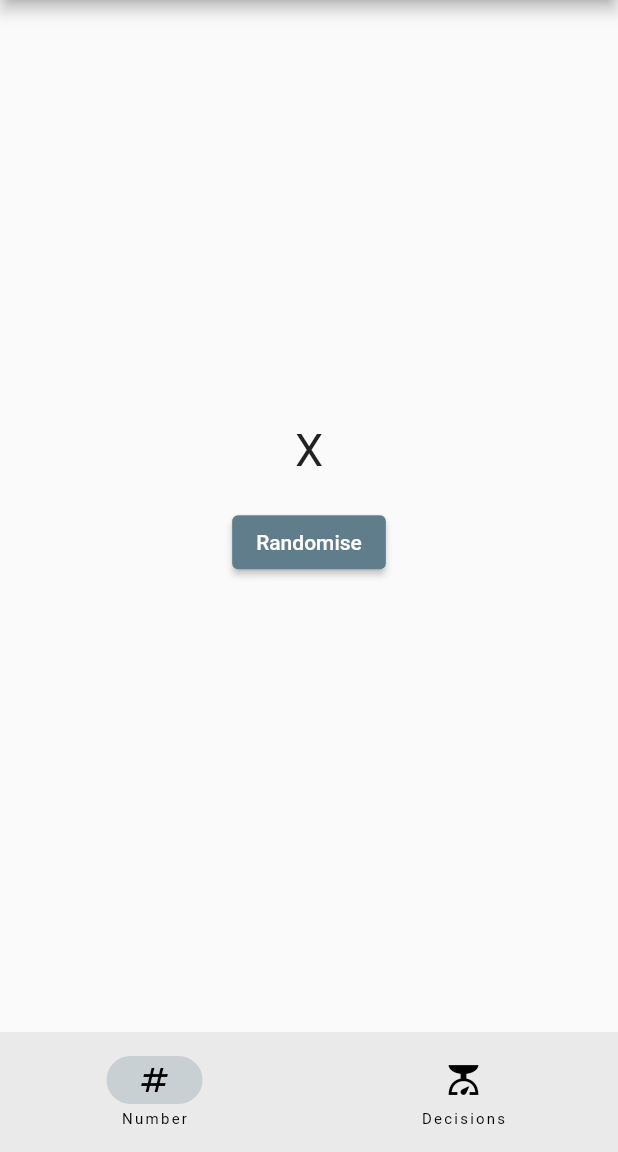
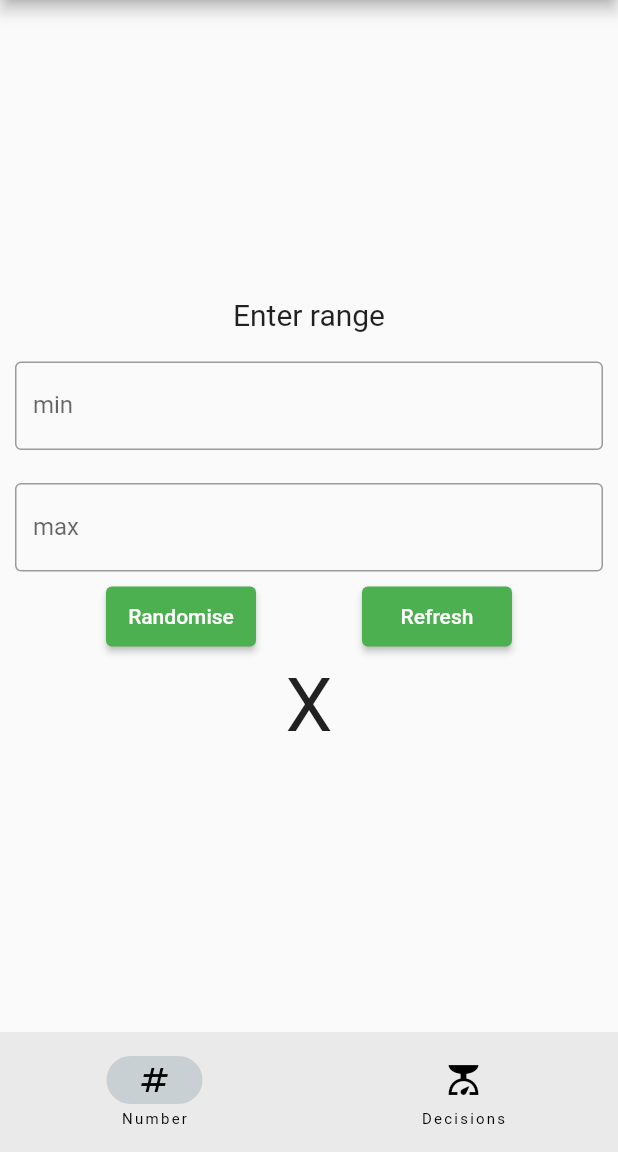
Before and after one commit to jameslinley/RandomGeneratorApp, a Flutter app: the screen it shows after launch, on a phone screen of 412 x 824 dp, the part 84-1236 px from its top. Run offline on Flutter 3.47's test engine with Material 2 defaults, Android fonts, the phone set to English and light mode, and no system bars; our stand-ins replace animated_text_kit.

Commit message:
Amended text boxes and rearranged refresh and randomise box to be in a row

```diff
--- a/random_generator_app/lib/number_page.dart
+++ b/random_generator_app/lib/number_page.dart
@@ -17,13 +17,47 @@ class _NumberPageState extends State<NumberPage> {
           child: Column(
         mainAxisSize: MainAxisSize.min,
         children: [
-          Text(
-            randomNumber,
-            style: const TextStyle(fontSize: 30),
+          Container(
+            margin: const EdgeInsets.all(5),
+            padding: const EdgeInsets.all(5),
+            child: const Text(
+              'Enter range',
+              style: TextStyle(fontSize: 20),
+            ),
           ),
           Container(
-            padding: const EdgeInsets.all(20),
+            margin: const EdgeInsets.all(5),
+            padding: const EdgeInsets.all(5),
+            child: const TextField(
+              decoration: InputDecoration(
+                border: OutlineInputBorder(),
+                labelText: 'min',
+              ),
+            ),
+          ),
+          const SizedBox(
+            height: 2,
+          ),
+          Container(
+            margin: const EdgeInsets.all(5),
+            padding: const EdgeInsets.all(5),
+            child: const TextField(
+              decoration: InputDecoration(
+                border: OutlineInputBorder(),
+                labelText: 'max',
+              ),
+            ),
+          ),
+          Row(
+            mainAxisAlignment: MainAxisAlignment.spaceEvenly,
+            children: [
+              ConstrainedBox(
+                constraints: BoxConstraints.tightFor(width: 100, height: 40),
                 child: ElevatedButton(
+                  style: ElevatedButton.styleFrom(
+                    backgroundColor: Colors.green,
+                    padding: EdgeInsets.all(0.5),
+                  ),
                   child: const Text('Randomise'),
                   onPressed: () {
                     setState(() {
@@ -31,7 +65,31 @@ class _NumberPageState extends State<NumberPage> {
                     });
                   },
                 ),
-          )
+              ),
+              ConstrainedBox(
+                constraints: BoxConstraints.tightFor(width: 100, height: 40),
+                child: ElevatedButton(
+                  style: ElevatedButton.styleFrom(
+                    backgroundColor: Colors.green,
+                    padding: EdgeInsets.all(0.5),
+                  ),
+                  child: const Text('Refresh'),
+                  onPressed: () {
+                    setState(() {
+                      //
+                    });
+                  },
+                ),
+              ),
+            ],
+          ),
+          const SizedBox(
+            height: 10,
+          ),
+          Text(
+            randomNumber,
+            style: const TextStyle(fontSize: 50),
+          ),
         ],
       )),
     );
```
Lines whose indentation alone changed are shown as unchanged.
